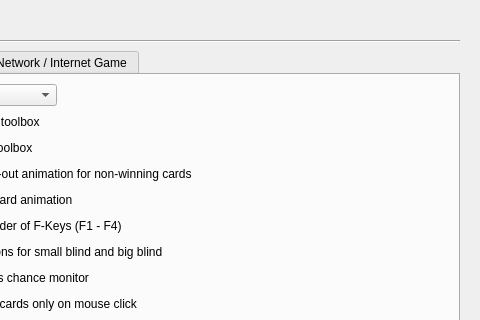
Old version of the form src/gui/qt/settingsdialog.ui in the repository xingchengzhi/pokerth; both pictures show x 305 to 785 and y 0 to 320 of the 785 by 530 pixel window.
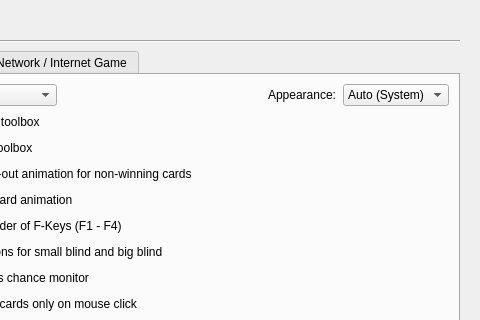
New version of the form. Icons and pictures are not drawn. Custom widgets are drawn as their Qt base class.

Commit message: dark/light/auto mode option now

What changed in the file:
```diff
--- a/src/gui/qt/settingsdialog.ui
+++ b/src/gui/qt/settingsdialog.ui
@@ -193,6 +193,35 @@
                  </property>
                 </spacer>
                </item>
+               <item>
+                <widget class="QLabel" name="label_darkMode">
+                 <property name="text">
+                  <string>Appearance:</string>
+                 </property>
+                 <property name="buddy">
+                  <cstring>comboBox_darkMode</cstring>
+                 </property>
+                </widget>
+               </item>
+               <item>
+                <widget class="QComboBox" name="comboBox_darkMode">
+                 <item>
+                  <property name="text">
+                   <string>Auto (System)</string>
+                  </property>
+                 </item>
+                 <item>
+                  <property name="text">
+                   <string>Light</string>
+                  </property>
+                 </item>
+                 <item>
+                  <property name="text">
+                   <string>Dark</string>
+                  </property>
+                 </item>
+                </widget>
+               </item>
               </layout>
              </item>
              <item row="1" column="0">
```
The commit also changes 9 other files.
